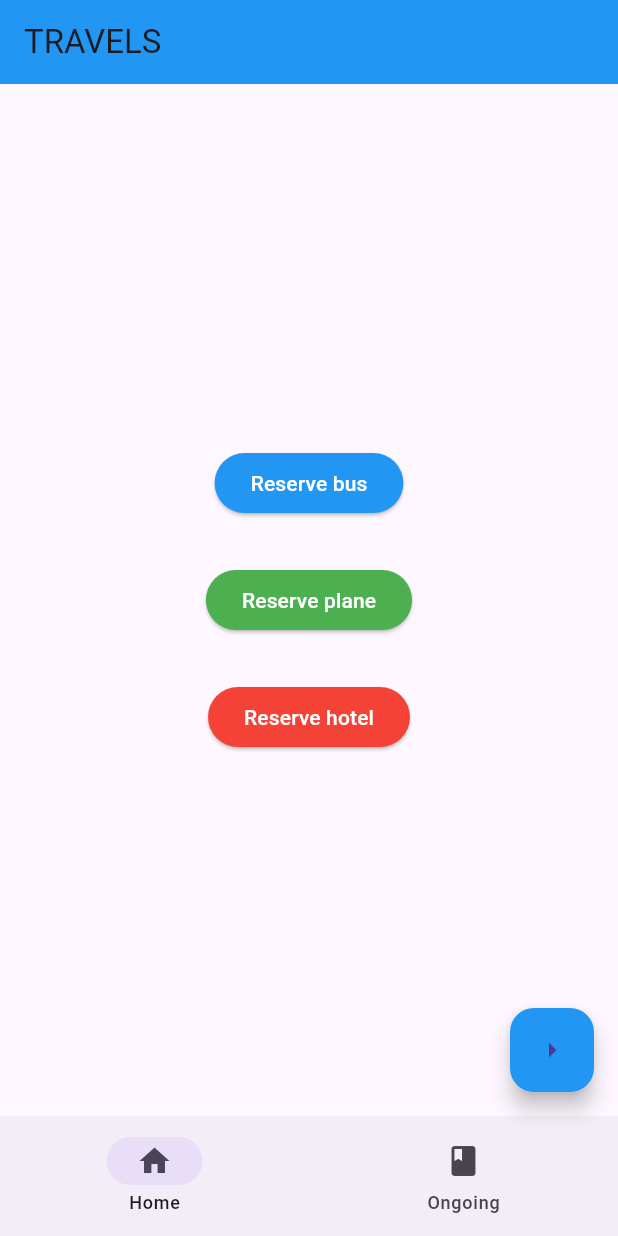
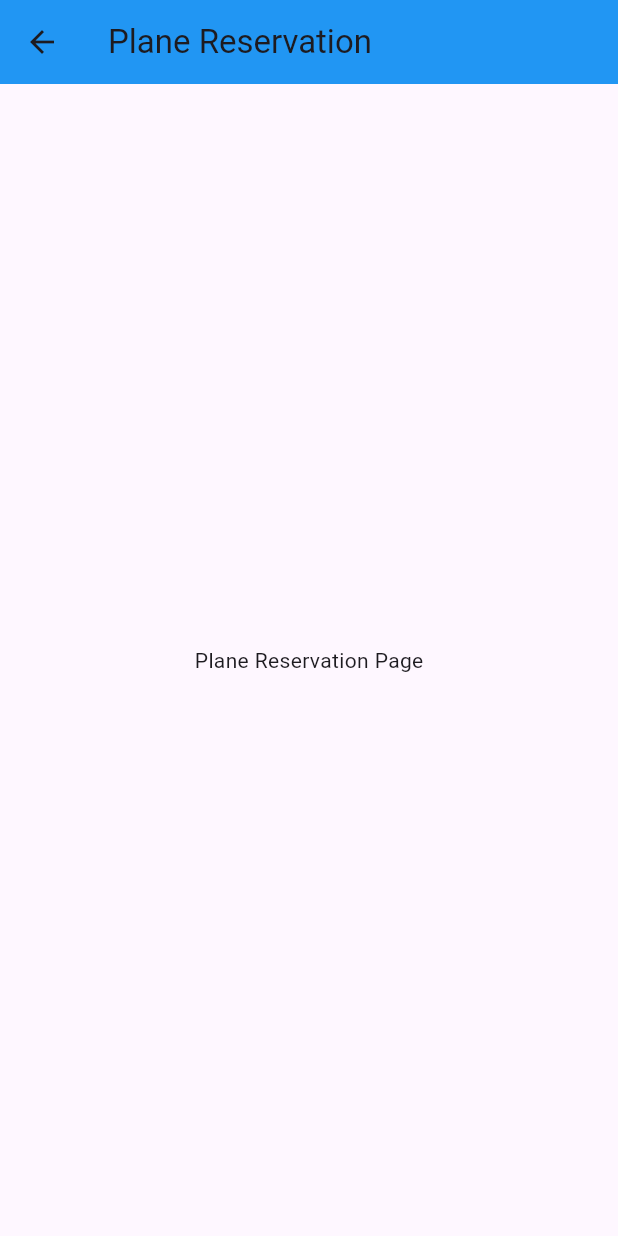
Before and after one commit to juanvictorqwerty/TRAVELS, a Flutter app: the screen it shows after launch, after a tap on "Reserve plane", on a phone screen of 412 x 824 dp. Run offline on Flutter 3.47's test engine with Material 3 defaults, Android fonts, the light colour scheme and no system bars.

Commit message:
Create pages

```diff
--- a/TRAVELS/flutter_application/lib/bus_reservation.dart
+++ b/TRAVELS/flutter_application/lib/bus_reservation.dart
@@ -1,42 +1,17 @@
 import 'package:flutter/material.dart';
-      import 'package:google_maps_flutter/google_maps_flutter.dart';
 
-      class BusReservation extends StatefulWidget {
-        const BusReservation({super.key});
-
-
-        @override
-        State<BusReservation> createState() => _BusReservationState();
-      }
-
-
-      class _BusReservationState extends State<BusReservation> {
-        late GoogleMapController mapController;
-
-
-        final LatLng _center = const LatLng(-33.86, 151.20);
-
-
-        void _onMapCreated(GoogleMapController controller) {
-          mapController = controller;
-        }
-
+class BusReservation extends StatelessWidget {
+  const BusReservation({Key? key}) : super(key: key);
 
   @override
   Widget build(BuildContext context) {
-          return MaterialApp(
-            home: Scaffold(
+    return Scaffold(
       appBar: AppBar(
-                title: const Text('Maps Sample App'),
-                backgroundColor: Colors.green[700],
+        title: const Text("Bus Reservation"),
+        backgroundColor: Colors.blue,
       ),
-              body: GoogleMap(
-                onMapCreated: _onMapCreated,
-                initialCameraPosition: CameraPosition(
-                  target: _center,
-                  zoom: 11.0,
-                ),
-              ),
+      body: Center(
+        child: const Text("Bus Reservation Page"),
       ),
     );
   }
--- a/TRAVELS/flutter_application/lib/home_page.dart
+++ b/TRAVELS/flutter_application/lib/home_page.dart
@@ -1,4 +1,7 @@
 import 'package:flutter/material.dart'; //always
+import 'bus_reservation.dart'; // Import the bus reservation page
+import 'plane_reservation.dart';
+import 'hotel_reservation.dart';
 
 class HomePage extends StatelessWidget {
   const HomePage({Key? key}) : super(key: key);
@@ -11,7 +14,10 @@ class HomePage extends StatelessWidget {
         children: [
           ElevatedButton(
             onPressed: () {
-              // Add your reservation logic here
+              Navigator.push(
+                context,
+                MaterialPageRoute(builder: (context) => const BusReservation()), // Navigate to BusReservation
+              );
             },
             style: ElevatedButton.styleFrom(
               foregroundColor: Colors.white, // Text color
@@ -22,7 +28,10 @@ class HomePage extends StatelessWidget {
           const SizedBox(height: 30), // Space between buttons
           ElevatedButton(
             onPressed: () {
-              // Add your reservation logic here
+              Navigator.push(
+                context,
+                MaterialPageRoute(builder: (context)=> const PlaneReservation()),// Add your reservation logic here
+              );
             },
             style: ElevatedButton.styleFrom(
               foregroundColor: Colors.white, // Text color
@@ -33,7 +42,10 @@ class HomePage extends StatelessWidget {
           const SizedBox(height: 30), // Space between buttons
           ElevatedButton(
             onPressed: () {
-              // Add your reservation logic here
+              Navigator.push(
+                context,
+                MaterialPageRoute(builder: (context)=> const HotelReservation()),// Add your reservation logic here
+              );// Add your reservation logic here
             },
             style: ElevatedButton.styleFrom(
               foregroundColor: Colors.white, // Text color
--- /dev/null
+++ b/TRAVELS/flutter_application/lib/plane_reservation.dart
@@ -0,0 +1,18 @@
+import 'package:flutter/material.dart';
+
+class PlaneReservation extends StatelessWidget {
+  const PlaneReservation({Key? key}) : super(key: key);
+
+  @override
+  Widget build(BuildContext context) {
+    return Scaffold(
+      appBar: AppBar(
+        title: const Text("Plane Reservation"),
+        backgroundColor: Colors.blue,
+      ),
+      body: Center(
+        child: const Text("Plane Reservation Page"),
+      ),
+    );
+  }
+}
```
Also changed, not shown: TRAVELS/flutter_application/lib/hotel_reservation.dart (added, +18 -0 lines). Lines whose indentation alone changed are shown as unchanged.
